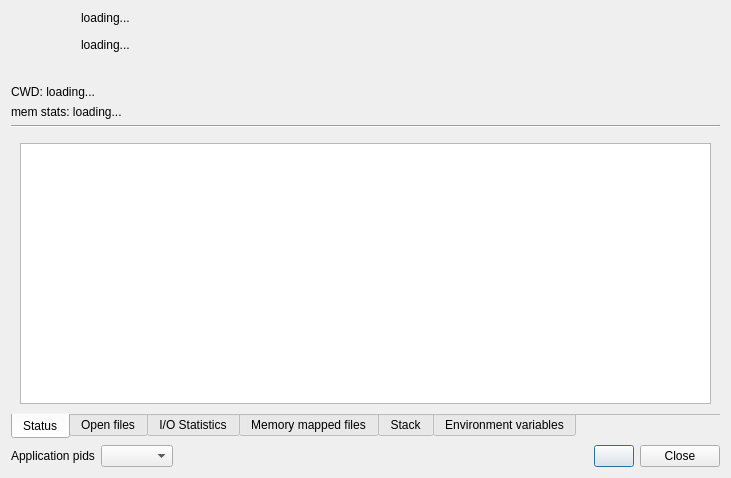
evilsocket/opensnitch, file ui/opensnitch/res/process_details.ui: the form before one commit.
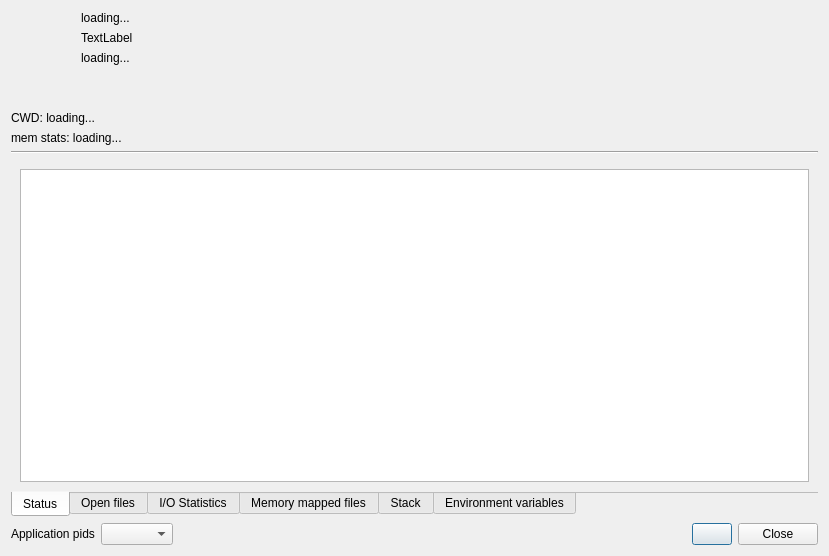
The form after the commit. Icons and pictures are not drawn.

Commit message:
obtain process's parent hierarchy, checksums improvements
 - Obtain the process's parent hierarchy.
 - Display the hierarchy on the pop-ups and the process dialog.
 - [pop-ups] Added a Detailed view with all the metadata of the
   process.
 - [cache-events] Improved the cache of processes.
 - [ruleseditor] Fixed enabling md5 checksum widget.

Related: #413, #406

```diff
--- a/ui/opensnitch/res/process_details.ui
+++ b/ui/opensnitch/res/process_details.ui
@@ -6,8 +6,8 @@
    <rect>
     <x>0</x>
     <y>0</y>
-    <width>731</width>
-    <height>478</height>
+    <width>829</width>
+    <height>556</height>
    </rect>
   </property>
   <property name="windowTitle">
@@ -58,6 +58,13 @@
            </property>
           </widget>
          </item>
+         <item>
+          <widget class="QLabel" name="labelProcPath">
+           <property name="text">
+            <string>TextLabel</string>
+           </property>
+          </widget>
+         </item>
          <item>
           <widget class="QLabel" name="labelProcArgs">
            <property name="text">
@@ -90,7 +97,20 @@
         <set>Qt::AlignLeading|Qt::AlignLeft|Qt::AlignTop</set>
        </property>
        <property name="textInteractionFlags">
-        <set>Qt::LinksAccessibleByMouse|Qt::TextSelectableByMouse</set>
+        <set>Qt::TextSelectableByKeyboard|Qt::TextSelectableByMouse</set>
+       </property>
+      </widget>
+     </item>
+     <item>
+      <widget class="QLabel" name="labelParent">
+       <property name="text">
+        <string notr="true"/>
+       </property>
+       <property name="wordWrap">
+        <bool>true</bool>
+       </property>
+       <property name="textInteractionFlags">
+        <set>Qt::TextSelectableByKeyboard|Qt::TextSelectableByMouse</set>
        </property>
       </widget>
      </item>
@@ -99,6 +119,9 @@
        <property name="text">
         <string>CWD: loading...</string>
        </property>
+       <property name="alignment">
+        <set>Qt::AlignLeading|Qt::AlignLeft|Qt::AlignTop</set>
+       </property>
        <property name="wordWrap">
         <bool>true</bool>
        </property>
@@ -114,6 +137,9 @@
          <property name="text">
           <string>mem stats: loading...</string>
          </property>
+         <property name="alignment">
+          <set>Qt::AlignLeading|Qt::AlignLeft|Qt::AlignTop</set>
+         </property>
          <property name="textInteractionFlags">
           <set>Qt::LinksAccessibleByMouse|Qt::TextSelectableByMouse</set>
          </property>
```
Left out of the diff: 8 changed lines with no effect on the pictures. The commit also changes 15 other files.
